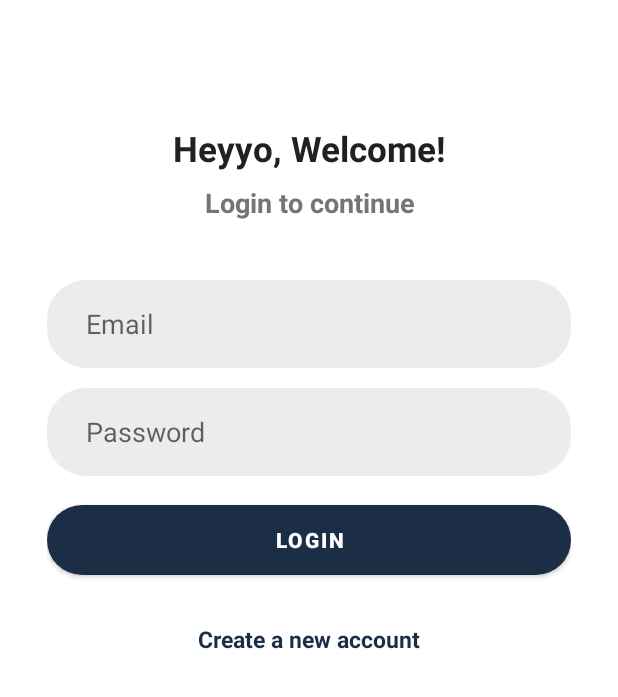
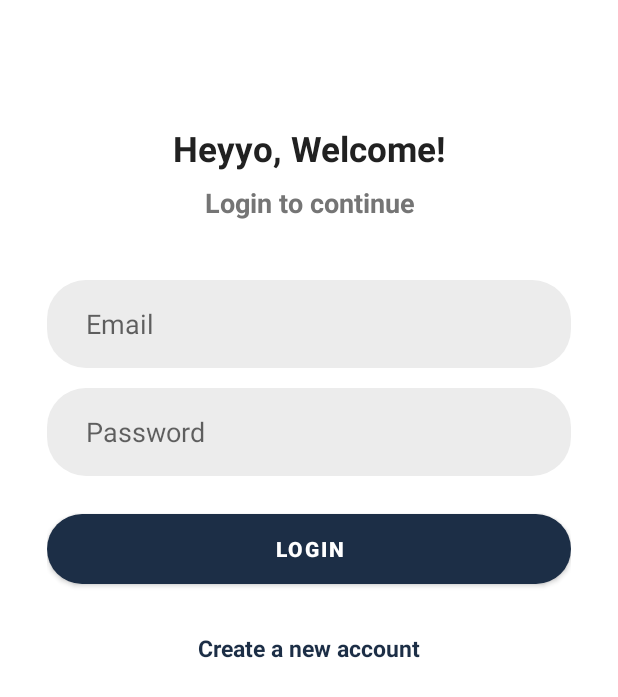
Before and after one commit to ETS-Android2/Textim, an Android app: the screen it shows after launch (LogInActivity), on a phone screen of 412 x 824 dp. Shown: the top 697 px of the screen. Run offline under Robolectric (Android 15) with nearby library versions, the phone set to English and light mode, and no system bars; our stand-ins replace Firebase (no records; nobody signed in at launch, a user with empty details on screens opened directly), sdp/ssp sizes.

```diff
--- a/app/src/main/java/com/example/textim/activities/RegistrationActivity.java
+++ b/app/src/main/java/com/example/textim/activities/RegistrationActivity.java
@@ -70,7 +70,7 @@ public class RegistrationActivity extends AppCompatActivity {
                 .add(user)
                 .addOnSuccessListener(documentReference -> {
                     loading(false);
-                    prefManager.putBoolean(Constants.KED_LOGGED_IN,true);
+                    prefManager.putBoolean(Constants.KEY_LOGGED_IN,true);
                     prefManager.putString(Constants.KEY_USER_ID, documentReference.getId());
                     prefManager.putString(Constants.KEY_NAME, binding.username.getText().toString());
                     prefManager.putString(Constants.KEY_IMAGE, encodedImage);
--- a/app/src/main/java/com/example/textim/utilities/Constants.java
+++ b/app/src/main/java/com/example/textim/utilities/Constants.java
@@ -6,7 +6,7 @@ public class Constants {
     public static final String KEY_EMAIL = "email";
     public static final String KEY_PASS = "password";
     public static final String KEY_PREFERENCE_NAME = "TextimPreference";
-    public static final String KED_LOGGED_IN = "isLoggedIn";
+    public static final String KEY_LOGGED_IN = "isLoggedIn";
     public static final String KEY_USER_ID = "userId";
     public static final String KEY_IMAGE = "profileImage";
 
--- a/app/src/main/res/layout/activity_log_in.xml
+++ b/app/src/main/res/layout/activity_log_in.xml
@@ -66,15 +66,29 @@
             android:importantForAutofill="no"
             android:inputType="textPassword" />
 
+        <FrameLayout
+            android:layout_width="match_parent"
+            android:layout_height="wrap_content"
+            android:layout_marginTop="@dimen/_15sdp"
+            android:animateLayoutChanges="true">
+
         <com.google.android.material.button.MaterialButton
             android:id="@+id/loginButton"
             android:layout_width="match_parent"
             android:layout_height="@dimen/_45sdp"
             android:text="@string/login"
             app:cornerRadius="@dimen/_20sdp"
-            android:layout_marginTop="@dimen/_10sdp"
             android:textColor="@color/white"
             android:textStyle="bold"/>
+
+        <ProgressBar
+            android:id="@+id/progBar"
+            android:layout_width="@dimen/_30sdp"
+            android:layout_height="@dimen/_30sdp"
+            android:layout_gravity="center"
+            android:visibility="invisible"/>
+
+        </FrameLayout>
 
         <TextView
             android:id="@+id/RegisterFromLogin"
--- a/app/src/main/res/layout/activity_registration.xml
+++ b/app/src/main/res/layout/activity_registration.xml
@@ -128,8 +128,8 @@
 
             <ProgressBar
                 android:id="@+id/progBar"
-                android:layout_width="@dimen/_25sdp"
-                android:layout_height="@dimen/_25sdp"
+                android:layout_width="@dimen/_30sdp"
+                android:layout_height="@dimen/_30sdp"
                 android:layout_gravity="center"
                 android:visibility="invisible"/>
 
```
Also changed, not shown: app/src/main/java/com/example/textim/activities/LogInActivity.java (+73 -0 lines).
